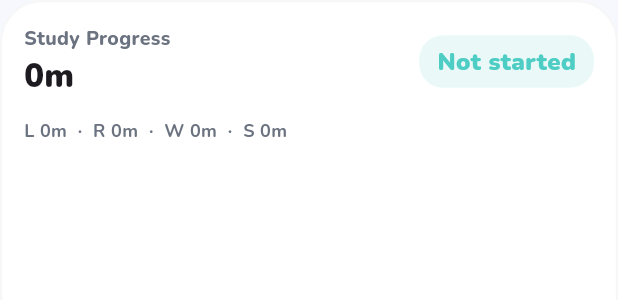
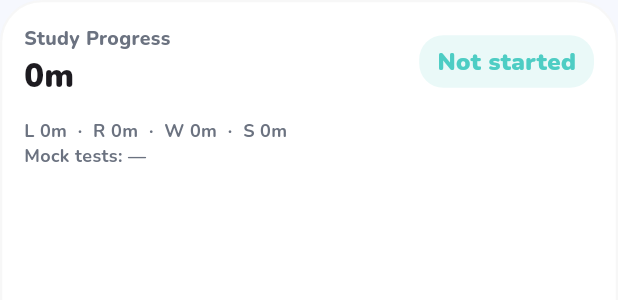
Before and after one commit to jrochaandrade/dailyEnglish, a Flutter app: the _StudySummaryCard widget shown alone on an empty page, opened directly, on a phone screen of 412 x 824 dp. Shown: the top 300 px of the screen. Run offline on Flutter 3.47's test engine with Material 3 defaults, Android fonts, the phone set to English and light mode, and no system bars; our stand-ins replace file_picker, flutter_riverpod, flutter_tts, go_router, google_fonts, google_sign_in and 2 more; missing offline and left inert: flame, flame_tiled, googleapis; accounts and stored records are empty.

Commit message:
feat: add mock test placeholder to _StudySummaryCard
Shows 'Mock tests: —' below L/R/W/S breakdown until Sub-project B is built.

Co-Authored-By: Claude Sonnet 4.6 <noreply@anthropic.com>

```diff
--- a/lib/screens/home/home_screen.dart
+++ b/lib/screens/home/home_screen.dart
@@ -753,6 +753,13 @@ class _StudySummaryCard extends ConsumerWidget {
                   color: Theme.of(context).colorScheme.onSurfaceVariant,
                   fontWeight: FontWeight.w700),
             ),
+            Text(
+              'Mock tests: —',
+              style: GoogleFonts.nunito(
+                  fontSize: 12,
+                  color: Theme.of(context).colorScheme.onSurfaceVariant,
+                  fontWeight: FontWeight.w700),
+            ),
           ],
         ),
       ),
```
